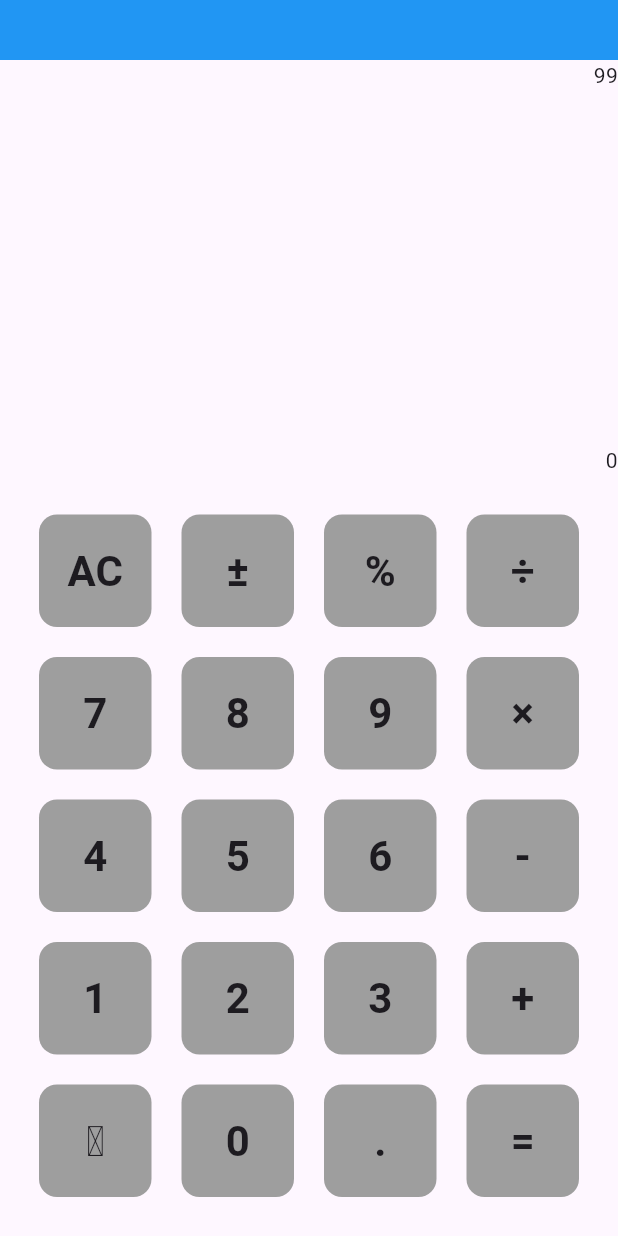
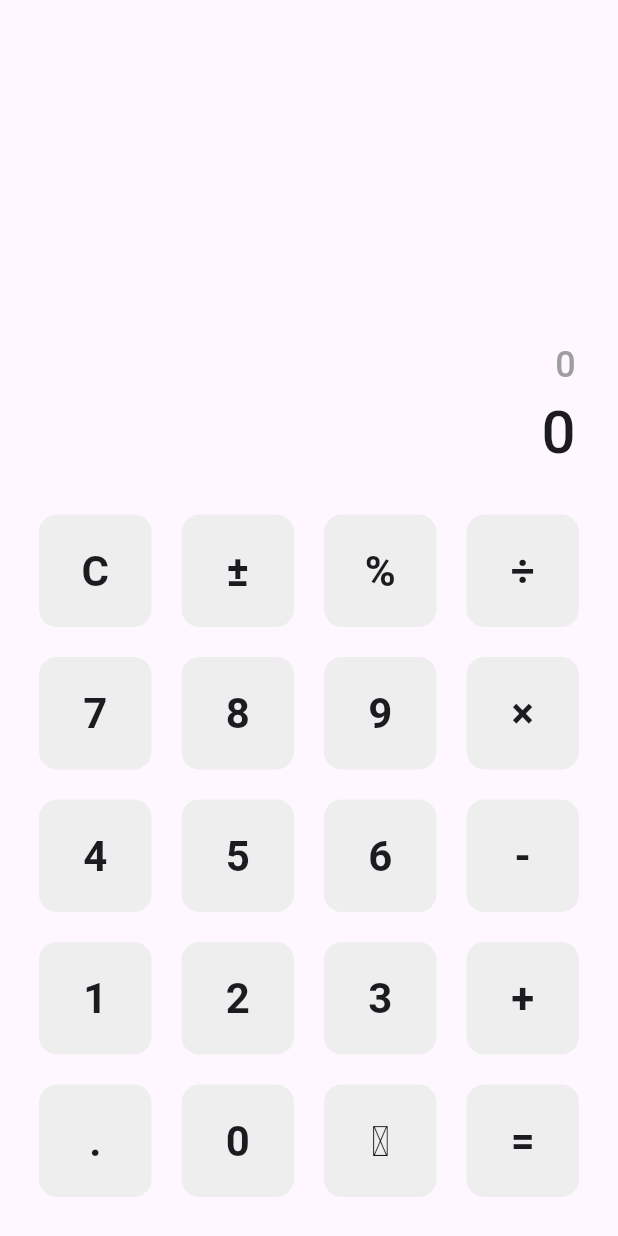
Before and after one commit to Reinvy/flutter_kalkulator, a Flutter app: the screen it shows after launch, on a phone screen of 412 x 824 dp. Run offline on Flutter 3.47's test engine with Material 3 defaults, Android fonts, the phone set to English and light mode, and no system bars.

Commit message:
improve screen

```diff
--- /dev/null
+++ b/lib/models/button_model.dart
@@ -0,0 +1,32 @@
+class ButtonModel {
+  String symbol;
+  String operator;
+
+  ButtonModel({
+    required this.symbol,
+    required this.operator,
+  });
+}
+
+List<ButtonModel> buttons = [
+  ButtonModel(symbol: "C", operator: 'clear'),
+  ButtonModel(symbol: "±", operator: 'plus-min'),
+  ButtonModel(symbol: "%", operator: 'percent'),
+  ButtonModel(symbol: "÷", operator: 'division'),
+  ButtonModel(symbol: "7", operator: 'number'),
+  ButtonModel(symbol: "8", operator: 'number'),
+  ButtonModel(symbol: "9", operator: 'number'),
+  ButtonModel(symbol: "\u00d7", operator: 'multiplication'),
+  ButtonModel(symbol: "4", operator: 'number'),
+  ButtonModel(symbol: "5", operator: 'number'),
+  ButtonModel(symbol: "6", operator: 'number'),
+  ButtonModel(symbol: "-", operator: 'subtraction'),
+  ButtonModel(symbol: "1", operator: 'number'),
+  ButtonModel(symbol: "2", operator: 'number'),
+  ButtonModel(symbol: "3", operator: 'number'),
+  ButtonModel(symbol: "+", operator: 'summation'),
+  ButtonModel(symbol: ".", operator: 'comma'),
+  ButtonModel(symbol: "0", operator: 'number'),
+  ButtonModel(symbol: "\u232B", operator: 'remove'),
+  ButtonModel(symbol: "=", operator: 'results'),
+];
--- a/lib/models/calculator_model.dart
+++ /dev/null
@@ -1,9 +0,0 @@
-class CalculatorModel {
-  String symbol;
-  String operator;
-
-  CalculatorModel({
-    required this.symbol,
-    required this.operator,
-  });
-}
--- a/lib/view_models/calculator_view_model.dart
+++ b/lib/view_models/calculator_view_model.dart
@@ -1,71 +1,83 @@
 import 'package:flutter/material.dart';
-import 'package:flutter_kalkulator/models/calculator_model.dart';
 
 class CalculatorViewModel with ChangeNotifier {
-  double a = 0;
-  double b = 0;
-  double result = 0;
+  List<num> numbers = [0];
+  List<String> operations = [];
+  double? result;
   String tempDisplay = "0";
-
-  List<CalculatorModel> button = [
-    CalculatorModel(symbol: "AC", operator: 'clear'),
-    CalculatorModel(symbol: "±", operator: 'plus-min'),
-    CalculatorModel(symbol: "%", operator: 'percent'),
-    CalculatorModel(symbol: "÷", operator: 'division'),
-    CalculatorModel(symbol: "7", operator: 'number'),
-    CalculatorModel(symbol: "8", operator: 'number'),
-    CalculatorModel(symbol: "9", operator: 'number'),
-    CalculatorModel(symbol: "\u00d7", operator: 'multiplication'),
-    CalculatorModel(symbol: "4", operator: 'number'),
-    CalculatorModel(symbol: "5", operator: 'number'),
-    CalculatorModel(symbol: "6", operator: 'number'),
-    CalculatorModel(symbol: "-", operator: 'subtraction'),
-    CalculatorModel(symbol: "1", operator: 'number'),
-    CalculatorModel(symbol: "2", operator: 'number'),
-    CalculatorModel(symbol: "3", operator: 'number'),
-    CalculatorModel(symbol: "+", operator: 'summation'),
-    CalculatorModel(symbol: "\u27f3", operator: 'restart'),
-    CalculatorModel(symbol: "0", operator: 'number'),
-    CalculatorModel(symbol: ".", operator: 'comma'),
-    CalculatorModel(symbol: "=", operator: 'results'),
-  ];
+  double? a; // Stores the first operand
+  double? b; // Stores the second operand
+  String? currentOperation; // Stores the current operation
 
   changeDisplay(String number) {
-    if (double.tryParse(tempDisplay) == 0) {
+    if (tempDisplay == "0") {
       tempDisplay = number;
     } else {
-      tempDisplay = tempDisplay + number;
+      tempDisplay += number;
     }
     notifyListeners();
   }
 
   clear() {
     tempDisplay = "0";
+    a = null;
+    b = null;
+    result = null;
+    currentOperation = null;
+    notifyListeners();
+  }
+
+  remove() {
+    if (tempDisplay.length > 1) {
+      tempDisplay = tempDisplay.substring(0, tempDisplay.length - 1);
+    } else {
+      tempDisplay = "0";
+    }
     notifyListeners();
   }
 
   plusMinus() {
-    if (double.tryParse(tempDisplay)! > 0) {
+    if (tempDisplay.startsWith("-")) {
+      tempDisplay = tempDisplay.substring(1);
+    } else {
       tempDisplay = "-" + tempDisplay;
-    } else {
-      tempDisplay = tempDisplay.replaceFirst(RegExp(r'-'), '');
     }
     notifyListeners();
   }
 
-  multiplication() {
-    a = double.tryParse(tempDisplay)!;
-
-    result = a * b;
-    print(result);
+  percentage() {
+    double value = double.tryParse(tempDisplay) ?? 0;
+    tempDisplay = (value / 100).toString();
     notifyListeners();
   }
 
-  division() {
-    a = double.tryParse(tempDisplay)!;
+  performOperation() {
+    if (a != null && currentOperation != null) {
+      b = double.tryParse(tempDisplay);
+      if (currentOperation == "*") {
+        result = a! * b!;
+      } else if (currentOperation == "/") {
+        result = a! / b!;
+      } else if (currentOperation == "+") {
+        result = a! + b!;
+      } else if (currentOperation == "-") {
+        result = a! - b!;
+      }
+      tempDisplay = result.toString();
+      a = result;
+      b = null;
+      currentOperation = null;
+    }
+  }
 
-    result = a / b;
-    print(result);
+  setOperation(String operation) {
+    if (a == null) {
+      a = double.tryParse(tempDisplay);
+    } else {
+      performOperation();
+    }
+    currentOperation = operation;
+    tempDisplay = "0"; // Prepare display for the next number
     notifyListeners();
   }
 
@@ -74,13 +86,23 @@ class CalculatorViewModel with ChangeNotifier {
       changeDisplay(symbol);
     } else if (operator == "clear") {
       clear();
+    } else if (operator == "remove") {
+      remove();
     } else if (operator == "plus-min") {
-      print('objectff');
       plusMinus();
+    } else if (operator == "percent") {
+      percentage();
     } else if (operator == "multiplication") {
-      multiplication();
+      setOperation("*");
     } else if (operator == "division") {
-      division();
-    } else {}
+      setOperation("/");
+    } else if (operator == "summation") {
+      setOperation("+");
+    } else if (operator == "subtraction") {
+      setOperation("-");
+    } else if (operator == "results") {
+      performOperation();
+      notifyListeners();
+    }
   }
 }
--- a/lib/views/main_screen.dart
+++ b/lib/views/main_screen.dart
@@ -1,4 +1,5 @@
 import 'package:flutter/material.dart';
+import 'package:flutter_kalkulator/models/button_model.dart';
 import 'package:flutter_kalkulator/view_models/calculator_view_model.dart';
 import 'package:provider/provider.dart';
 
@@ -19,40 +20,54 @@ class _MainScreenState extends State<MainScreen> {
           crossAxisAlignment: CrossAxisAlignment.end,
           mainAxisSize: MainAxisSize.min,
           children: [
-            Container(
-              height: 40,
-              color: Colors.blue,
+            Spacer(),
+            Padding(
+              padding: const EdgeInsets.symmetric(horizontal: 28),
+              child: Text(
+                calculator.tempDisplay,
+                textAlign: TextAlign.end,
+                style: const TextStyle(
+                  fontSize: 24,
+                  color: Colors.grey,
+                  fontWeight: FontWeight.w500,
+                ),
+              ),
             ),
-            Expanded(
-                child: Text(
-              "99",
-              style: TextStyle(),
-            )),
-            Text(calculator.tempDisplay, textAlign: TextAlign.end),
+            Padding(
+              padding: const EdgeInsets.symmetric(horizontal: 28),
+              child: Text(
+                calculator.result != null ? calculator.result.toString() : "0",
+                textAlign: TextAlign.end,
+                style: const TextStyle(
+                  fontSize: 40,
+                  fontWeight: FontWeight.w500,
+                ),
+              ),
+            ),
             GridView.builder(
-                padding: EdgeInsets.all(16),
+                padding: const EdgeInsets.all(16),
                 shrinkWrap: true,
-                itemCount: calculator.button.length,
+                itemCount: buttons.length,
                 gridDelegate: const SliverGridDelegateWithFixedCrossAxisCount(
                   crossAxisCount: 4,
                 ),
                 itemBuilder: (ctx, i) {
-                  return InkWell(
+                  return GestureDetector(
                     onTap: () {
-                      calculator.decisionMaking(calculator.button[i].operator,
-                          calculator.button[i].symbol);
+                      calculator.decisionMaking(
+                          buttons[i].operator, buttons[i].symbol);
                     },
                     child: Container(
                       margin: const EdgeInsets.all(10),
                       decoration: BoxDecoration(
                         borderRadius: BorderRadius.circular(12),
-                        color: Colors.grey,
+                        color: Colors.grey[200],
                       ),
                       height: 10,
                       width: 10,
                       child: Center(
                         child: Text(
-                          calculator.button[i].symbol,
+                          buttons[i].symbol,
                           style: const TextStyle(
                             fontSize: 28,
                             fontWeight: FontWeight.bold,
```
